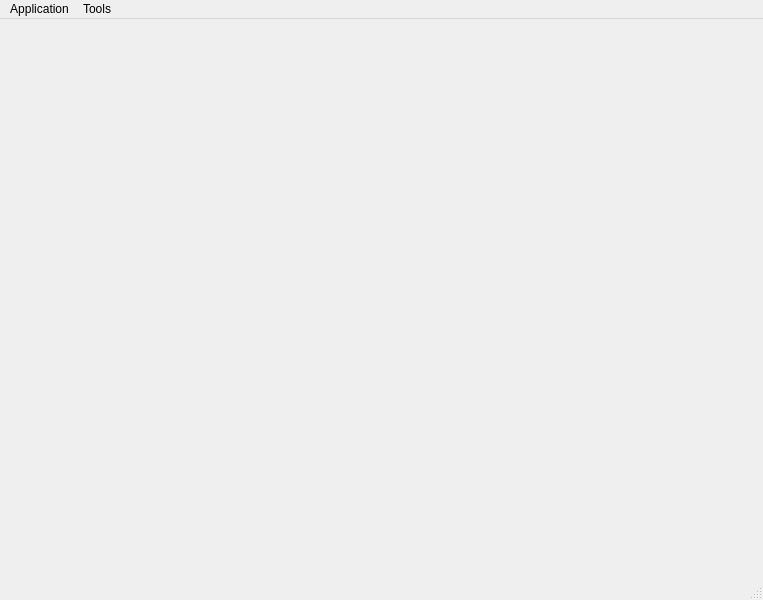
First picture: the form in view/MainWindow.ui, repository mpetrak/fw-filter, before the edit.
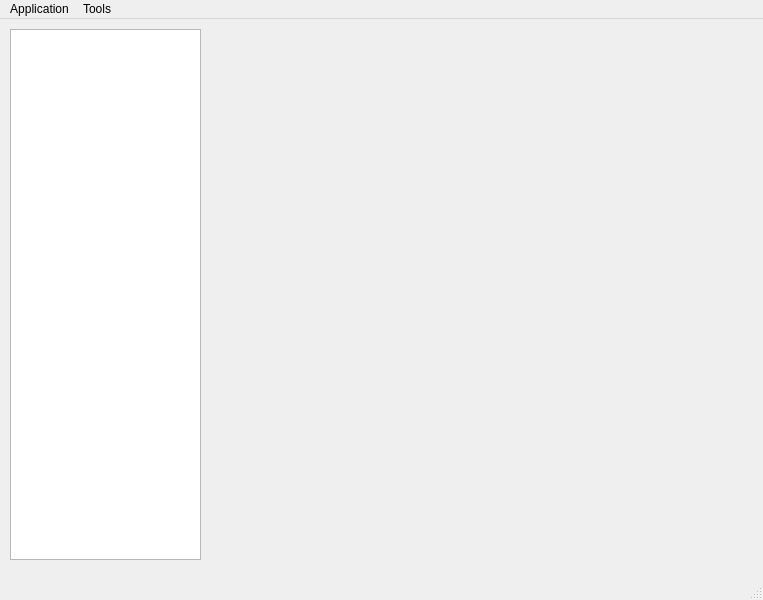
Second picture: the form after the edit.

Commit message: Model for list view in UI. List of filter rules, only for reading now.

Diff of the .ui file:
```diff
--- a/view/MainWindow.ui
+++ b/view/MainWindow.ui
@@ -16,7 +16,18 @@
   <property name="locale">
    <locale language="English" country="UnitedStates"/>
   </property>
-  <widget class="QWidget" name="centralwidget"/>
+  <widget class="QWidget" name="centralwidget">
+   <widget class="QListView" name="rulesView">
+    <property name="geometry">
+     <rect>
+      <x>10</x>
+      <y>10</y>
+      <width>191</width>
+      <height>531</height>
+     </rect>
+    </property>
+   </widget>
+  </widget>
   <widget class="QMenuBar" name="menubar">
    <property name="geometry">
     <rect>
```
The commit also changes 7 other files.
